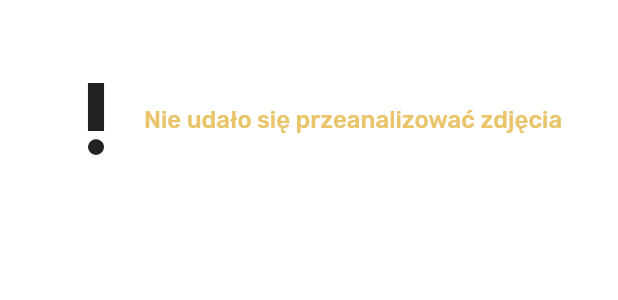
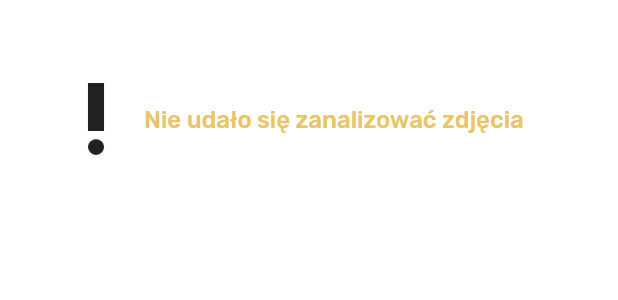
Before and after one commit to mtizim/traingame_ai, a Flutter app: the _RetakeView widget shown alone on an empty page, opened directly, on a phone screen of 412 x 824 dp. Shown: the part 406-706 px from the top of the screen. Run offline on Flutter 3.47's test engine with Material 2 defaults, Android fonts, the phone set to English and light mode, and no system bars; our stand-ins replace camera, flutter_bloc, flutter_hooks, freezed_annotation; missing offline and left inert: app_settings.

```diff
--- a/app/lib/views/camera/camera_view_guard.dart
+++ b/app/lib/views/camera/camera_view_guard.dart
@@ -137,7 +137,7 @@ class _RetakeView extends StatelessWidget {
                 const Icon(Icons.priority_high, size: 64),
                 Expanded(
                   child: Text(
-                    '''Nie udało się przeanalizować zdjęcia''',
+                    '''Nie udało się zanalizować zdjęcia''',
                     style: TS.standardMinus.withColor(C.mid),
                   ),
                 ),
```
